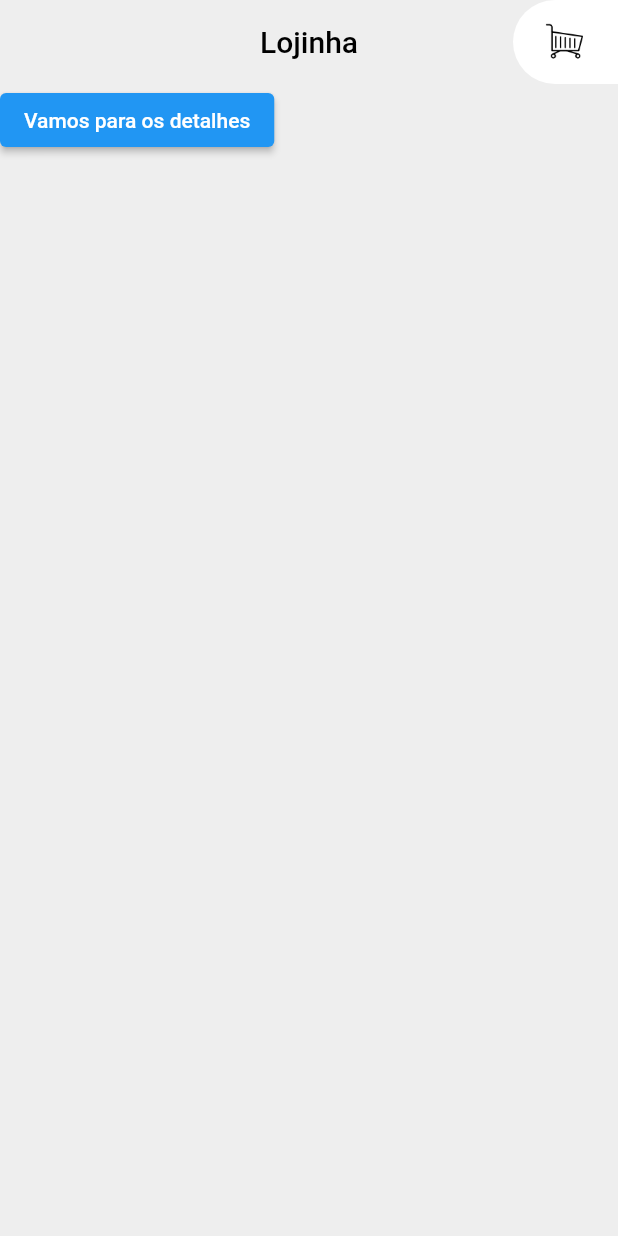
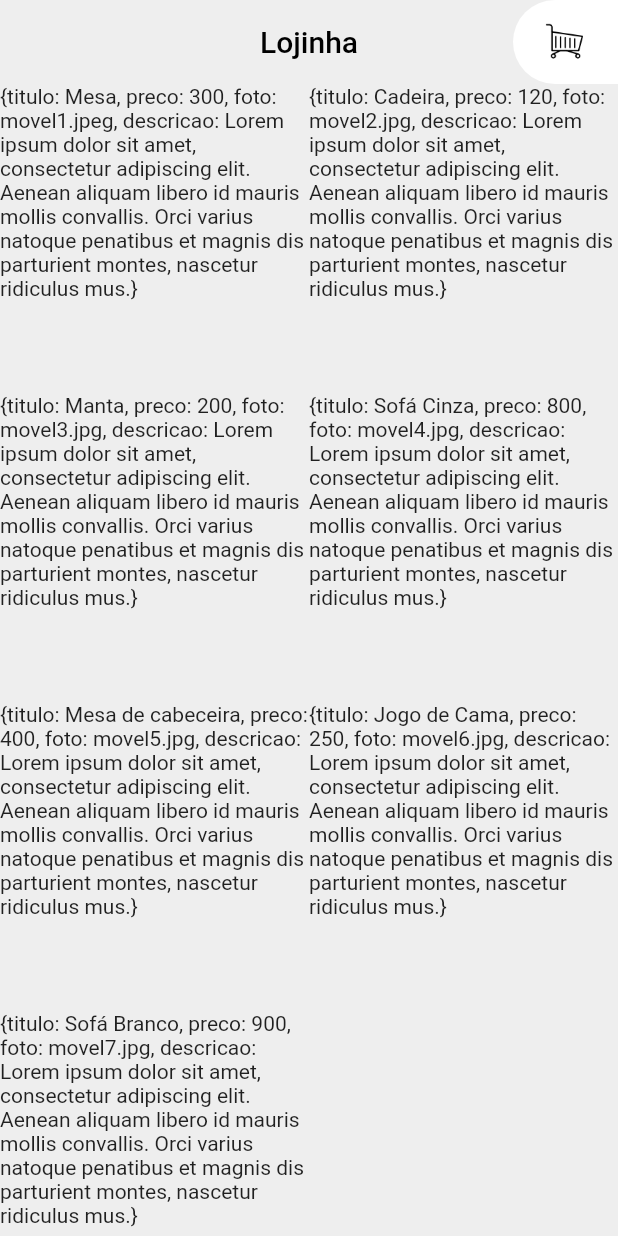
Before and after one commit to angelcomp/lojinha_flutter, a Flutter app: the screen it shows after launch, on a phone screen of 412 x 824 dp. Run offline on Flutter 3.47's test engine with Material 2 defaults, Android fonts, the light colour scheme and no system bars.

Commit message:
colocando grid que recebe a lista de moveis

```diff
--- a/lib/main.dart
+++ b/lib/main.dart
@@ -2,6 +2,7 @@
 import 'package:lojinha_alura/telas/carrinho.dart';
 import 'package:lojinha_alura/telas/detalhes.dart';
 import 'package:lojinha_alura/widgets/appbar_customizada.dart';
+import 'package:lojinha_alura/widgets/grid_produtos.dart';
 
 void main() {
   runApp(MyApp());
@@ -83,13 +84,7 @@
     return Scaffold(
       backgroundColor: Colors.grey[200],
       appBar: AppBarCustomizada(titulo: 'Lojinha', ehPaginaCarrinho: false),
-      body: ElevatedButton(
-        onPressed: () {
-          Navigator.push(
-              context, MaterialPageRoute(builder: (context) => Detalhes()));
-        },
-        child: Text('Vamos para os detalhes'),
-      ),
+      body: GridProdutos(moveis: moveis)
     );
   }
 }
--- /dev/null
+++ b/lib/widgets/grid_produtos.dart
@@ -0,0 +1,22 @@
+import 'package:flutter/cupertino.dart';
+
+class GridProdutos extends StatelessWidget {
+  final moveis;
+
+  GridProdutos({this.moveis});
+
+  @override
+  Widget build(BuildContext context) {
+    return GridView.builder(
+      gridDelegate:
+          const SliverGridDelegateWithFixedCrossAxisCount(crossAxisCount: 2),
+      itemCount: moveis.length,
+      itemBuilder: (BuildContext context, int index) {
+        final movel = moveis[index];
+        return Container(
+          child: Text('$movel'),
+        );
+      },
+    );
+  }
+}
```
